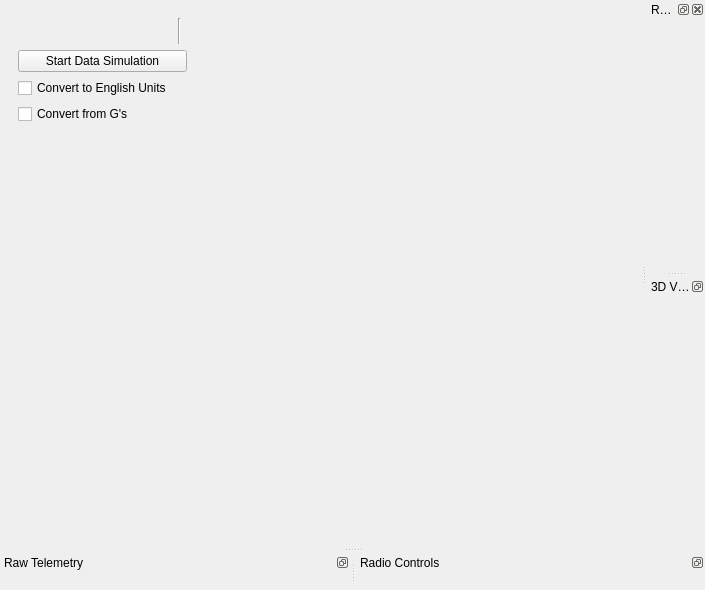
Qt form Frontend/Windows/MainWindow/mainwindow.ui (WPI-HPRC/gs-control-2024-2025) before a commit.
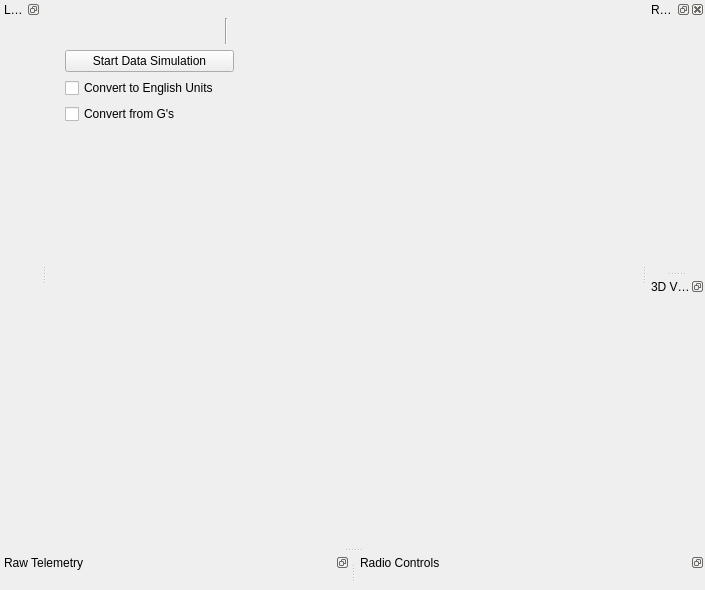
The same form after that commit. Custom widgets are drawn as their Qt base class.

Commit message: changed window to be a docked widget

Diff of the .ui file:
```diff
--- a/Frontend/Windows/MainWindow/mainwindow.ui
+++ b/Frontend/Windows/MainWindow/mainwindow.ui
@@ -171,6 +171,24 @@
     </layout>
    </widget>
   </widget>
+  <widget class="QDockWidget" name="dockWidget_5">
+   <property name="features">
+    <set>QDockWidget::DockWidgetFeature::DockWidgetFloatable|QDockWidget::DockWidgetFeature::DockWidgetMovable</set>
+   </property>
+   <property name="windowTitle">
+    <string>Log Viewer</string>
+   </property>
+   <attribute name="dockWidgetArea">
+    <number>1</number>
+   </attribute>
+   <widget class="QWidget" name="dockWidgetContents_5">
+    <layout class="QGridLayout" name="gridLayout_7">
+     <item row="0" column="0">
+      <widget class="LogWindow" name="widget" native="true"/>
+     </item>
+    </layout>
+   </widget>
+  </widget>
  </widget>
  <customwidgets>
   <customwidget>
@@ -226,6 +244,12 @@
    <extends>QPushButton</extends>
    <header>Frontend/Widgets/DataSimulationButton/DataSimulationButton.h</header>
   </customwidget>
+  <customwidget>
+   <class>LogWindow</class>
+   <extends>QWidget</extends>
+   <header>Frontend/Windows/LogWindow/logwindow.h</header>
+   <container>1</container>
+  </customwidget>
  </customwidgets>
  <resources/>
  <connections/>
```
The commit also changes 4 other files.
